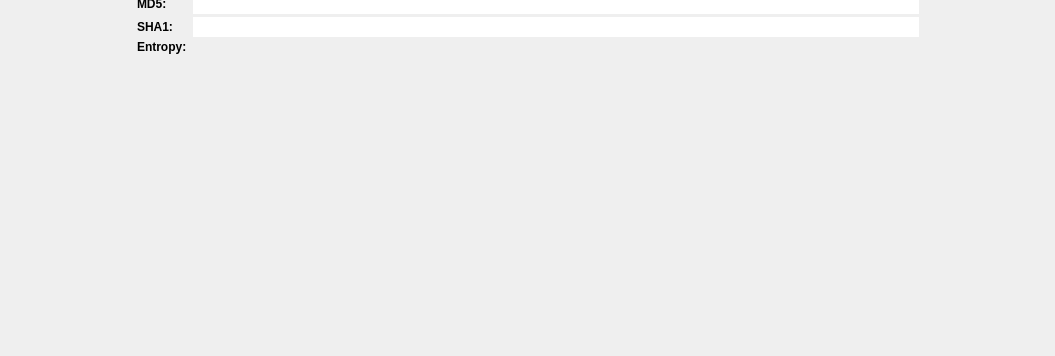
First picture: the form in src/widgets/Dashboard.ui, repository rizinorg/cutter, before the edit; both pictures show x 0 to 1055 and y 384 to 740 of the 1055 by 999 pixel window.
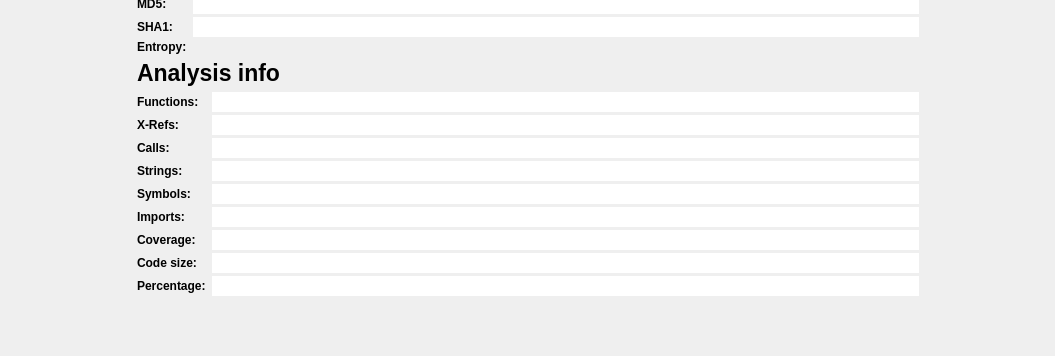
Second picture: the form after the edit.

Commit message: Add information from aai to Dashboard

```diff
--- a/src/widgets/Dashboard.ui
+++ b/src/widgets/Dashboard.ui
@@ -56,7 +56,7 @@
          <x>0</x>
          <y>0</y>
          <width>1055</width>
-         <height>982</height>
+         <height>980</height>
         </rect>
        </property>
        <layout class="QHBoxLayout" name="horizontalLayout_5">
@@ -973,6 +973,8 @@
               <number>0</number>
              </property>
              <item>
+              <layout class="QVBoxLayout" name="verticalLayout_4">
+               <item>
               <layout class="QFormLayout" name="formLayout_2">
                <property name="fieldGrowthPolicy">
                 <enum>QFormLayout::ExpandingFieldsGrow</enum>
@@ -1066,6 +1068,239 @@
                   <string notr="true"/>
                  </property>
                 </widget>
+                 </item>
+                </layout>
+               </item>
+               <item>
+                <widget class="QLabel" name="label_9">
+                 <property name="font">
+                  <font>
+                   <pointsize>17</pointsize>
+                   <weight>75</weight>
+                   <bold>true</bold>
+                  </font>
+                 </property>
+                 <property name="text">
+                  <string>Analysis info</string>
+                 </property>
+                </widget>
+               </item>
+               <item>
+                <layout class="QFormLayout" name="formLayout_5">
+                 <property name="fieldGrowthPolicy">
+                  <enum>QFormLayout::ExpandingFieldsGrow</enum>
+                 </property>
+                 <property name="verticalSpacing">
+                  <number>3</number>
+                 </property>
+                 <item row="0" column="0">
+                  <widget class="QLabel" name="functionsLabel">
+                   <property name="font">
+                    <font>
+                     <weight>75</weight>
+                     <bold>true</bold>
+                    </font>
+                   </property>
+                   <property name="text">
+                    <string>Functions:</string>
+                   </property>
+                  </widget>
+                 </item>
+                 <item row="0" column="1">
+                  <widget class="QLineEdit" name="functionsLineEdit">
+                   <property name="frame">
+                    <bool>false</bool>
+                   </property>
+                   <property name="readOnly">
+                    <bool>true</bool>
+                   </property>
+                  </widget>
+                 </item>
+                 <item row="1" column="0">
+                  <widget class="QLabel" name="xRefsLabel">
+                   <property name="font">
+                    <font>
+                     <weight>75</weight>
+                     <bold>true</bold>
+                    </font>
+                   </property>
+                   <property name="text">
+                    <string>X-Refs:</string>
+                   </property>
+                  </widget>
+                 </item>
+                 <item row="1" column="1">
+                  <widget class="QLineEdit" name="xRefsLineEdit">
+                   <property name="frame">
+                    <bool>false</bool>
+                   </property>
+                   <property name="readOnly">
+                    <bool>true</bool>
+                   </property>
+                  </widget>
+                 </item>
+                 <item row="2" column="0">
+                  <widget class="QLabel" name="callsLabel">
+                   <property name="font">
+                    <font>
+                     <weight>75</weight>
+                     <bold>true</bold>
+                    </font>
+                   </property>
+                   <property name="text">
+                    <string>Calls:</string>
+                   </property>
+                  </widget>
+                 </item>
+                 <item row="2" column="1">
+                  <widget class="QLineEdit" name="callsLineEdit">
+                   <property name="frame">
+                    <bool>false</bool>
+                   </property>
+                   <property name="readOnly">
+                    <bool>true</bool>
+                   </property>
+                  </widget>
+                 </item>
+                 <item row="3" column="0">
+                  <widget class="QLabel" name="stringsLabel">
+                   <property name="font">
+                    <font>
+                     <weight>75</weight>
+                     <bold>true</bold>
+                    </font>
+                   </property>
+                   <property name="text">
+                    <string>Strings:</string>
+                   </property>
+                  </widget>
+                 </item>
+                 <item row="3" column="1">
+                  <widget class="QLineEdit" name="stringsLineEdit">
+                   <property name="frame">
+                    <bool>false</bool>
+                   </property>
+                   <property name="readOnly">
+                    <bool>true</bool>
+                   </property>
+                  </widget>
+                 </item>
+                 <item row="4" column="0">
+                  <widget class="QLabel" name="symbolsLabel">
+                   <property name="font">
+                    <font>
+                     <weight>75</weight>
+                     <bold>true</bold>
+                    </font>
+                   </property>
+                   <property name="text">
+                    <string>Symbols:</string>
+                   </property>
+                  </widget>
+                 </item>
+                 <item row="4" column="1">
+                  <widget class="QLineEdit" name="symbolsLineEdit">
+                   <property name="frame">
+                    <bool>false</bool>
+                   </property>
+                   <property name="readOnly">
+                    <bool>true</bool>
+                   </property>
+                  </widget>
+                 </item>
+                 <item row="5" column="0">
+                  <widget class="QLabel" name="importsLabel">
+                   <property name="font">
+                    <font>
+                     <weight>75</weight>
+                     <bold>true</bold>
+                    </font>
+                   </property>
+                   <property name="text">
+                    <string>Imports:</string>
+                   </property>
+                  </widget>
+                 </item>
+                 <item row="5" column="1">
+                  <widget class="QLineEdit" name="importsLineEdit">
+                   <property name="frame">
+                    <bool>false</bool>
+                   </property>
+                   <property name="readOnly">
+                    <bool>true</bool>
+                   </property>
+                  </widget>
+                 </item>
+                 <item row="6" column="0">
+                  <widget class="QLabel" name="coverageLabel">
+                   <property name="font">
+                    <font>
+                     <weight>75</weight>
+                     <bold>true</bold>
+                    </font>
+                   </property>
+                   <property name="text">
+                    <string>Coverage:</string>
+                   </property>
+                  </widget>
+                 </item>
+                 <item row="6" column="1">
+                  <widget class="QLineEdit" name="coverageLineEdit">
+                   <property name="frame">
+                    <bool>false</bool>
+                   </property>
+                   <property name="readOnly">
+                    <bool>true</bool>
+                   </property>
+                  </widget>
+                 </item>
+                 <item row="7" column="0">
+                  <widget class="QLabel" name="codeSizeLabel">
+                   <property name="font">
+                    <font>
+                     <weight>75</weight>
+                     <bold>true</bold>
+                    </font>
+                   </property>
+                   <property name="text">
+                    <string>Code size:</string>
+                   </property>
+                  </widget>
+                 </item>
+                 <item row="7" column="1">
+                  <widget class="QLineEdit" name="codeSizeLineEdit">
+                   <property name="frame">
+                    <bool>false</bool>
+                   </property>
+                   <property name="readOnly">
+                    <bool>true</bool>
+                   </property>
+                  </widget>
+                 </item>
+                 <item row="8" column="0">
+                  <widget class="QLabel" name="percentageLabel">
+                   <property name="font">
+                    <font>
+                     <weight>75</weight>
+                     <bold>true</bold>
+                    </font>
+                   </property>
+                   <property name="text">
+                    <string>Percentage:</string>
+                   </property>
+                  </widget>
+                 </item>
+                 <item row="8" column="1">
+                  <widget class="QLineEdit" name="percentageLineEdit">
+                   <property name="frame">
+                    <bool>false</bool>
+                   </property>
+                   <property name="readOnly">
+                    <bool>true</bool>
+                   </property>
+                  </widget>
+                 </item>
+                </layout>
                </item>
               </layout>
              </item>
```
Lines whose indentation alone changed are shown as unchanged. The commit also changes 1 other file.
